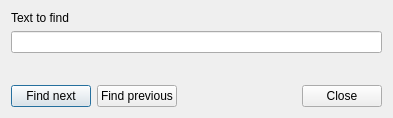
cogstat/cogstat, file cogstat/ui/find_text.ui: the form before one commit.
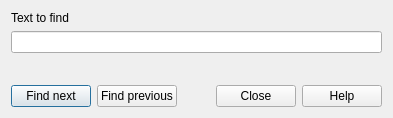
The form after the commit.

Commit message: Add Help buttons to dialogs

Patch:
```diff
--- a/cogstat/ui/find_text.ui
+++ b/cogstat/ui/find_text.ui
@@ -75,11 +75,17 @@
      </item>
      <item>
       <widget class="QDialogButtonBox" name="buttonBox">
+       <property name="sizePolicy">
+        <sizepolicy hsizetype="Fixed" vsizetype="Fixed">
+         <horstretch>0</horstretch>
+         <verstretch>0</verstretch>
+        </sizepolicy>
+       </property>
        <property name="orientation">
         <enum>Qt::Horizontal</enum>
        </property>
        <property name="standardButtons">
-        <set>QDialogButtonBox::Close</set>
+        <set>QDialogButtonBox::Close|QDialogButtonBox::Help</set>
        </property>
        <property name="centerButtons">
         <bool>false</bool>
```
The commit also changes 40 other files.
